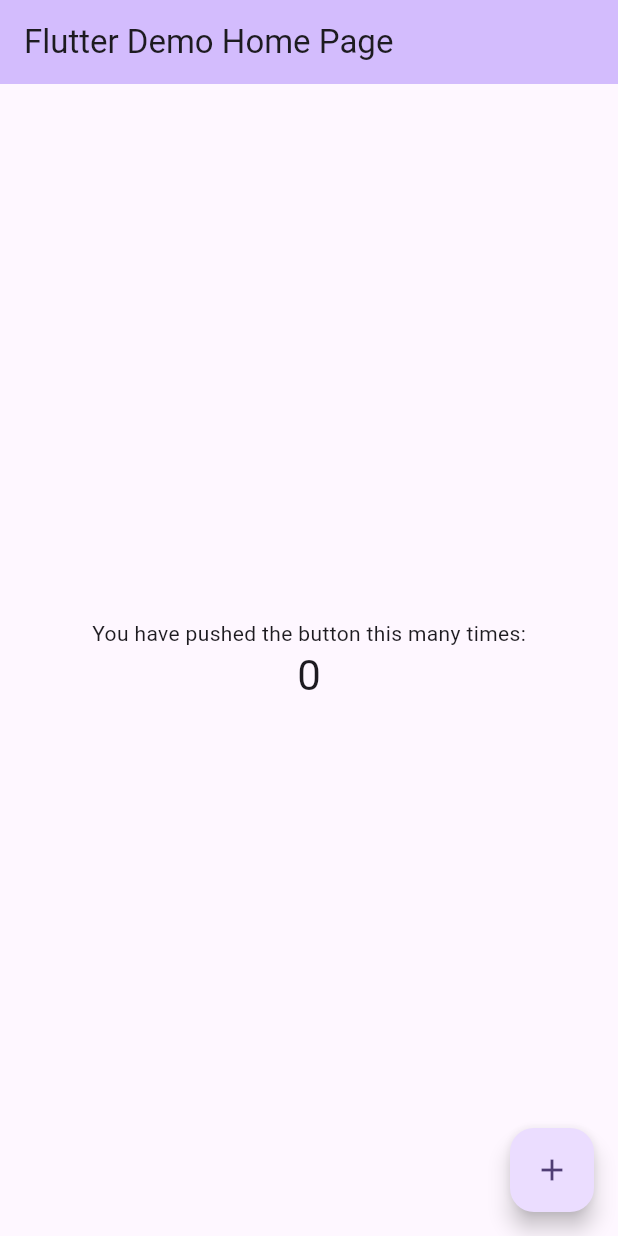
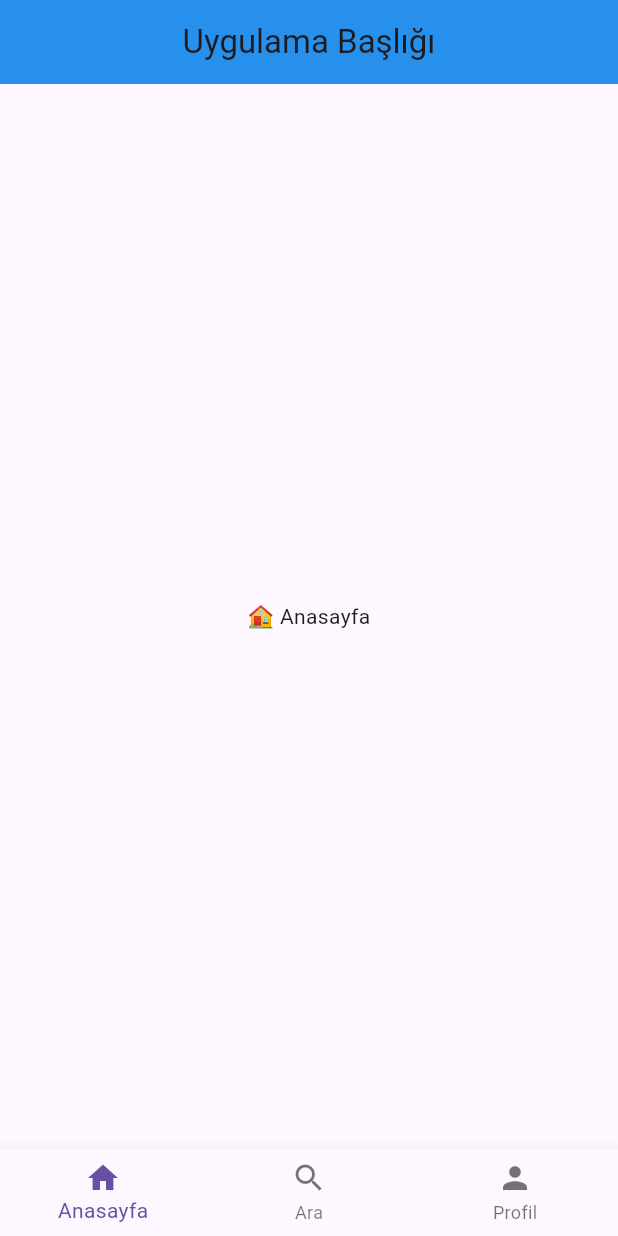
Before and after one commit to CihatDemirkol/flutterExample, a Flutter app: the screen it shows after launch, on a phone screen of 412 x 824 dp. Run offline on Flutter 3.47's test engine with Material 3 defaults, Android fonts, the phone set to English and light mode, and no system bars.

Commit message:
Add custom AppBar, BottomNavBar, and LayoutPage

```diff
--- /dev/null
+++ b/lib/compenant/AppBar.dart
@@ -0,0 +1,20 @@
+import 'package:flutter/material.dart';
+
+class CustomAppBar extends StatelessWidget implements PreferredSizeWidget {
+  final String title;
+
+  const CustomAppBar({Key? key, required this.title}) : super(key: key);
+
+  @override
+  Widget build(BuildContext context) {
+    return AppBar(
+      title: Text(title),
+      centerTitle: true,
+      backgroundColor: Colors.blue,
+      elevation: 4,
+    );
+  }
+
+  @override
+  Size get preferredSize => const Size.fromHeight(kToolbarHeight);
+}
--- /dev/null
+++ b/lib/compenant/BottomNavigationBar.dart
@@ -0,0 +1,25 @@
+import 'package:flutter/material.dart';
+
+class CustomBottomNavBar extends StatelessWidget {
+  final int currentIndex;
+  final Function(int) onTap;
+
+  const CustomBottomNavBar({
+    Key? key,
+    required this.currentIndex,
+    required this.onTap,
+  }) : super(key: key);
+
+  @override
+  Widget build(BuildContext context) {
+    return BottomNavigationBar(
+      currentIndex: currentIndex,
+      onTap: onTap,
+      items: const [
+        BottomNavigationBarItem(icon: Icon(Icons.home), label: 'Anasayfa'),
+        BottomNavigationBarItem(icon: Icon(Icons.search), label: 'Ara'),
+        BottomNavigationBarItem(icon: Icon(Icons.person), label: 'Profil'),
+      ],
+    );
+  }
+}
--- a/lib/main.dart
+++ b/lib/main.dart
@@ -1,4 +1,5 @@
 import 'package:flutter/material.dart';
+import 'scene/LayoutPage.dart'; // LayoutPage dosyanı import et
 
 void main() {
   runApp(const MyApp());
@@ -7,116 +8,14 @@ void main() {
 class MyApp extends StatelessWidget {
   const MyApp({super.key});
 
-  // This widget is the root of your application.
   @override
   Widget build(BuildContext context) {
     return MaterialApp(
       title: 'Flutter Demo',
       theme: ThemeData(
-        // This is the theme of your application.
-        //
-        // TRY THIS: Try running your application with "flutter run". You'll see
-        // the application has a purple toolbar. Then, without quitting the app,
-        // try changing the seedColor in the colorScheme below to Colors.green
-        // and then invoke "hot reload" (save your changes or press the "hot
-        // reload" button in a Flutter-supported IDE, or press "r" if you used
-        // the command line to start the app).
-        //
-        // Notice that the counter didn't reset back to zero; the application
-        // state is not lost during the reload. To reset the state, use hot
-        // restart instead.
-        //
-        // This works for code too, not just values: Most code changes can be
-        // tested with just a hot reload.
-        colorScheme: ColorScheme.fromSeed(seedColor: Colors.deepPurple),
+        primarySwatch: Colors.blue,
       ),
-      home: const MyHomePage(title: 'Flutter Demo Home Page'),
+      home: const LayoutPage(), // Buraya LayoutPage çağrılıyor!
     );
   }
 }
-
-class MyHomePage extends StatefulWidget {
-  const MyHomePage({super.key, required this.title});
-
-  // This widget is the home page of your application. It is stateful, meaning
-  // that it has a State object (defined below) that contains fields that affect
-  // how it looks.
-
-  // This class is the configuration for the state. It holds the values (in this
-  // case the title) provided by the parent (in this case the App widget) and
-  // used by the build method of the State. Fields in a Widget subclass are
-  // always marked "final".
-
-  final String title;
-
-  @override
-  State<MyHomePage> createState() => _MyHomePageState();
-}
-
-class _MyHomePageState extends State<MyHomePage> {
-  int _counter = 0;
-
-  void _incrementCounter() {
-    setState(() {
-      // This call to setState tells the Flutter framework that something has
-      // changed in this State, which causes it to rerun the build method below
-      // so that the display can reflect the updated values. If we changed
-      // _counter without calling setState(), then the build method would not be
-      // called again, and so nothing would appear to happen.
-      _counter++;
-    });
-  }
-
-  @override
-  Widget build(BuildContext context) {
-    // This method is rerun every time setState is called, for instance as done
-    // by the _incrementCounter method above.
-    //
-    // The Flutter framework has been optimized to make rerunning build methods
-    // fast, so that you can just rebuild anything that needs updating rather
-    // than having to individually change instances of widgets.
-    return Scaffold(
-      appBar: AppBar(
-        // TRY THIS: Try changing the color here to a specific color (to
-        // Colors.amber, perhaps?) and trigger a hot reload to see the AppBar
-        // change color while the other colors stay the same.
-        backgroundColor: Theme.of(context).colorScheme.inversePrimary,
-        // Here we take the value from the MyHomePage object that was created by
-        // the App.build method, and use it to set our appbar title.
-        title: Text(widget.title),
-      ),
-      body: Center(
-        // Center is a layout widget. It takes a single child and positions it
-        // in the middle of the parent.
-        child: Column(
-          // Column is also a layout widget. It takes a list of children and
-          // arranges them vertically. By default, it sizes itself to fit its
-          // children horizontally, and tries to be as tall as its parent.
-          //
-          // Column has various properties to control how it sizes itself and
-          // how it positions its children. Here we use mainAxisAlignment to
-          // center the children vertically; the main axis here is the vertical
-          // axis because Columns are vertical (the cross axis would be
-          // horizontal).
-          //
-          // TRY THIS: Invoke "debug painting" (choose the "Toggle Debug Paint"
-          // action in the IDE, or press "p" in the console), to see the
-          // wireframe for each widget.
-          mainAxisAlignment: MainAxisAlignment.center,
-          children: <Widget>[
-            const Text('You have pushed the button this many times:'),
-            Text(
-              '$_counter',
-              style: Theme.of(context).textTheme.headlineMedium,
-            ),
-          ],
-        ),
-      ),
-      floatingActionButton: FloatingActionButton(
-        onPressed: _incrementCounter,
-        tooltip: 'Increment',
-        child: const Icon(Icons.add),
-      ), // This trailing comma makes auto-formatting nicer for build methods.
-    );
-  }
-}
--- /dev/null
+++ b/lib/scene/LayoutPage.dart
@@ -0,0 +1,38 @@
+import 'package:flutter/material.dart';
+import '../compenant/AppBar.dart'; // AppBar bileşenini çağırıyoruz
+import '../compenant/BottomNavigationBar.dart'; // BottomNavBar bileşenini çağırıyoruz
+
+class LayoutPage extends StatefulWidget {
+  const LayoutPage({Key? key}) : super(key: key);
+
+  @override
+  State<LayoutPage> createState() => _LayoutPageState();
+}
+
+class _LayoutPageState extends State<LayoutPage> {
+  int _selectedIndex = 0;
+
+  final List<Widget> _pages = const [
+    Center(child: Text('🏠 Anasayfa')),
+    Center(child: Text('🔍 Ara')),
+    Center(child: Text('👤 Profil')),
+  ];
+
+  void _onItemTapped(int index) {
+    setState(() {
+      _selectedIndex = index;
+    });
+  }
+
+  @override
+  Widget build(BuildContext context) {
+    return Scaffold(
+      appBar: const CustomAppBar(title: 'Uygulama Başlığı'), // AppBar çağrıldı
+      body: _pages[_selectedIndex], // Seçilen sayfa
+      bottomNavigationBar: CustomBottomNavBar( // NavBar çağrıldı
+        currentIndex: _selectedIndex,
+        onTap: _onItemTapped,
+      ),
+    );
+  }
+}
```
